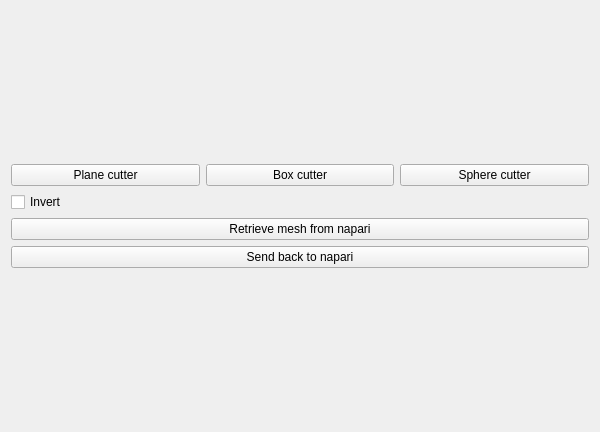
Qt form src/napari_vedo_bridge/vedo_extension.ui (jo-mueller/napari-vedo-bridge) before a commit.
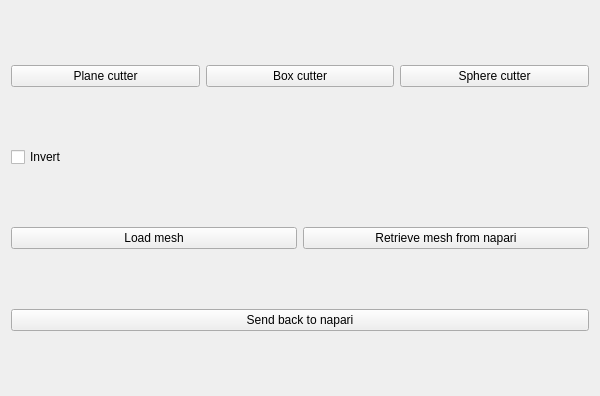
The same form after that commit.

Commit message: added load button to GUI

Diff of the .ui file:
```diff
--- a/src/napari_vedo_bridge/vedo_extension.ui
+++ b/src/napari_vedo_bridge/vedo_extension.ui
@@ -7,14 +7,12 @@
     <x>0</x>
     <y>0</y>
     <width>600</width>
-    <height>432</height>
+    <height>396</height>
    </rect>
   </property>
   <property name="windowTitle">
    <string>Vedo viewer</string>
   </property>
-  <layout class="QVBoxLayout" name="verticalLayout_2">
-   <item>
     <layout class="QVBoxLayout" name="verticalLayout">
      <item>
       <layout class="QHBoxLayout" name="horizontalLayout">
@@ -61,20 +59,29 @@
       </widget>
      </item>
      <item>
+    <layout class="QHBoxLayout" name="horizontalLayout_2">
+     <item>
+      <widget class="QPushButton" name="pushButton_load_mesh">
+       <property name="text">
+        <string>Load mesh</string>
+       </property>
+      </widget>
+     </item>
+     <item>
       <widget class="QPushButton" name="pushButton_get_from_napari">
        <property name="text">
         <string>Retrieve mesh from napari</string>
        </property>
       </widget>
      </item>
+    </layout>
+   </item>
      <item>
       <widget class="QPushButton" name="pushButton_send_back">
        <property name="text">
         <string>Send back to napari</string>
        </property>
       </widget>
-     </item>
-    </layout>
    </item>
   </layout>
  </widget>
```
Lines whose indentation alone changed are shown as unchanged. The commit also changes 1 other file.
